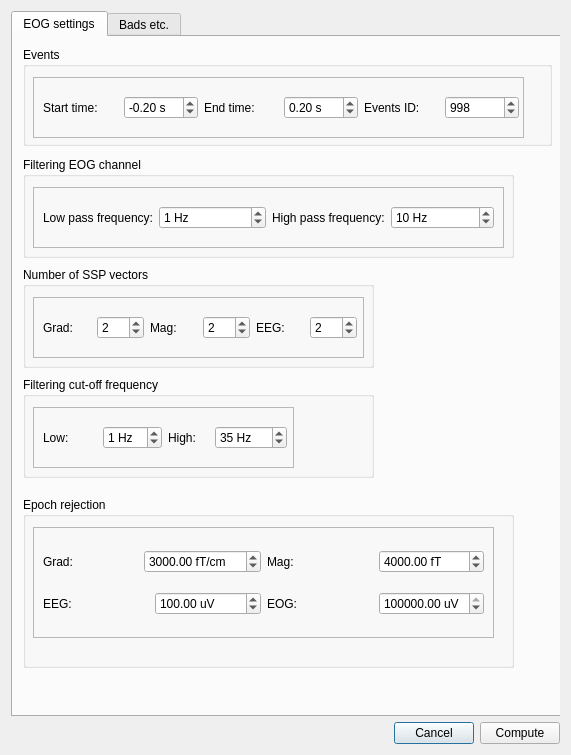
Before: the Qt Designer form meggie/ui/qt4Designer_ui_files/eogParametersDialog.ui in cibr-jyu/meggie, drawn with Qt 5.
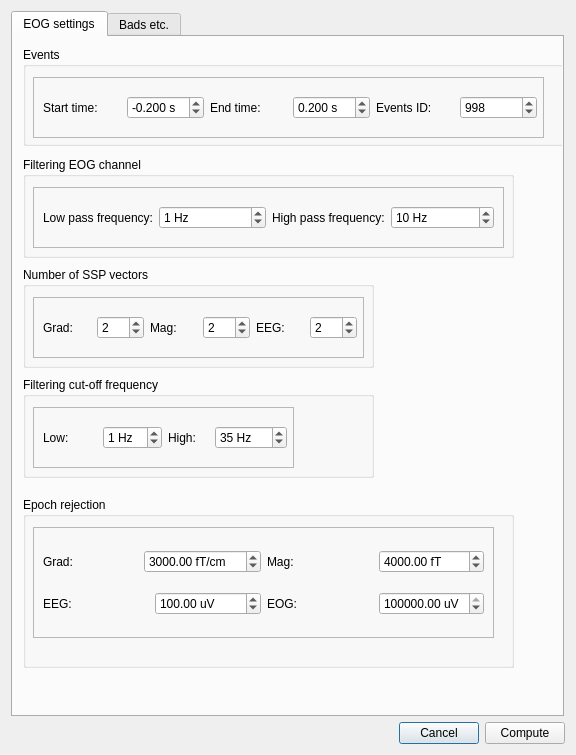
After: the same form once the commit is applied.

The edit to the form file:
```diff
--- a/meggie/ui/qt4Designer_ui_files/eogParametersDialog.ui
+++ b/meggie/ui/qt4Designer_ui_files/eogParametersDialog.ui
@@ -9,7 +9,7 @@
    <rect>
     <x>0</x>
     <y>0</y>
-    <width>571</width>
+    <width>576</width>
     <height>755</height>
    </rect>
   </property>
@@ -67,7 +67,7 @@
        <rect>
         <x>0</x>
         <y>0</y>
-        <width>553</width>
+        <width>558</width>
         <height>698</height>
        </rect>
       </property>
@@ -365,7 +365,7 @@
           <rect>
            <x>10</x>
            <y>10</y>
-           <width>529</width>
+           <width>541</width>
            <height>99</height>
           </rect>
          </property>
@@ -377,7 +377,7 @@
            <rect>
             <x>10</x>
             <y>30</y>
-            <width>491</width>
+            <width>511</width>
             <height>61</height>
            </rect>
           </property>
@@ -392,7 +392,7 @@
             <rect>
              <x>10</x>
              <y>10</y>
-             <width>476</width>
+             <width>494</width>
              <height>41</height>
             </rect>
            </property>
@@ -411,6 +411,9 @@
                 <property name="suffix">
                  <string> s</string>
                 </property>
+                <property name="decimals">
+                 <number>3</number>
+                </property>
                 <property name="minimum">
                  <double>-99.989999999999995</double>
                 </property>
@@ -438,6 +441,9 @@
                 <property name="suffix">
                  <string> s</string>
                 </property>
+                <property name="decimals">
+                 <number>3</number>
+                </property>
                 <property name="minimum">
                  <double>-99.989999999999995</double>
                 </property>
```
